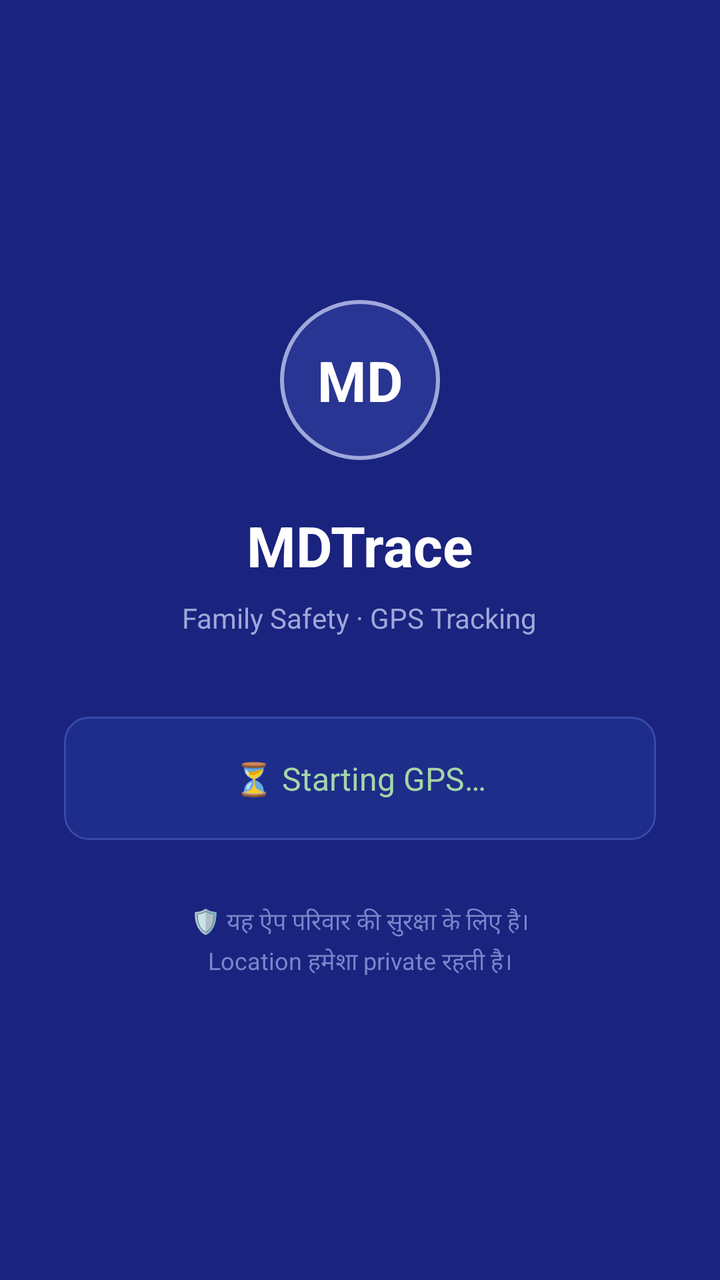
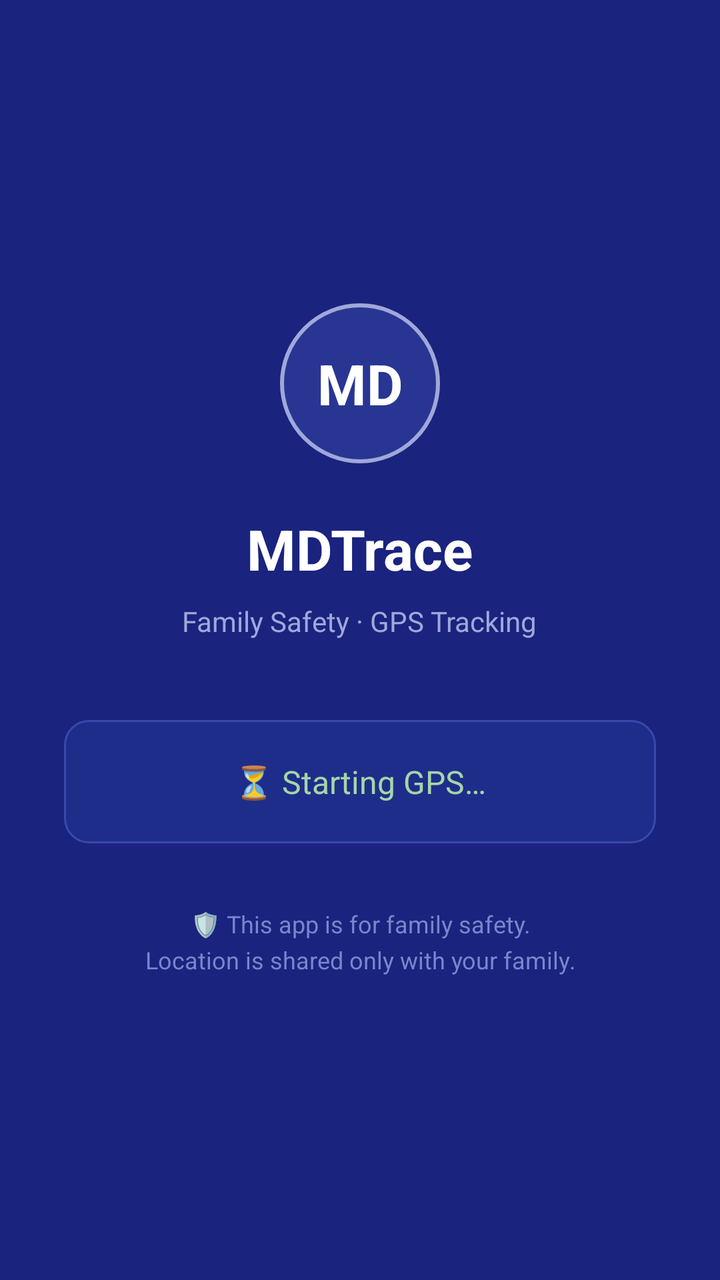

An Android layout rendered at two revisions. The XML below is the earlier revision; the diff shows what the commit changed to produce the second picture.
<!-- AndroidManifest.xml: application theme AppTheme -->
<!-- res/layout/activity_main.xml -->
<?xml version="1.0" encoding="utf-8"?>
<LinearLayout xmlns:android="http://schemas.android.com/apk/res/android"
    android:layout_width="match_parent"
    android:layout_height="match_parent"
    android:orientation="vertical"
    android:background="#1a237e"
    android:gravity="center"
    android:padding="32dp">

    <TextView
        android:text="MD"
        android:layout_width="80dp"
        android:layout_height="80dp"
        android:gravity="center"
        android:textColor="#FFFFFF"
        android:textSize="28sp"
        android:textStyle="bold"
        android:background="@drawable/circle_bg"
        android:layout_marginBottom="24dp"/>

    <TextView
        android:text="MDTrace"
        android:layout_width="wrap_content"
        android:layout_height="wrap_content"
        android:textColor="#FFFFFF"
        android:textSize="28sp"
        android:textStyle="bold"
        android:layout_marginBottom="8dp"/>

    <TextView
        android:text="Family Safety · GPS Tracking"
        android:layout_width="wrap_content"
        android:layout_height="wrap_content"
        android:textColor="#9fa8da"
        android:textSize="14sp"
        android:layout_marginBottom="40dp"/>

    <TextView
        android:id="@+id/tv_main_status"
        android:layout_width="match_parent"
        android:layout_height="wrap_content"
        android:text="⏳ Starting GPS…"
        android:textColor="#a5d6a7"
        android:textSize="16sp"
        android:gravity="center"
        android:lineSpacingExtra="8dp"
        android:background="@drawable/status_bg"
        android:padding="20dp"/>

    <TextView
        android:layout_width="match_parent"
        android:layout_height="wrap_content"
        android:text="🛡️ यह ऐप परिवार की सुरक्षा के लिए है।\nLocation हमेशा private रहती है।"
        android:textColor="#7986cb"
        android:textSize="12sp"
        android:gravity="center"
        android:layout_marginTop="32dp"
        android:lineSpacingExtra="4dp"/>

</LinearLayout>
<!-- resources referenced by this layout -->
<resources>
  <!-- drawable circle_bg (drawable) -->
  <?xml version="1.0" encoding="utf-8"?>
  <shape xmlns:android="http://schemas.android.com/apk/res/android" android:shape="oval">
      <solid android:color="#283593"/>
      <stroke android:width="2dp" android:color="#9fa8da"/>
  </shape>
  <!-- drawable status_bg (drawable) -->
  <?xml version="1.0" encoding="utf-8"?>
  <shape xmlns:android="http://schemas.android.com/apk/res/android">
      <solid android:color="#1e2d8a"/>
      <corners android:radius="12dp"/>
      <stroke android:width="1dp" android:color="#3949ab"/>
  </shape>
  <style name="AppTheme" parent="Theme.AppCompat.Light.NoActionBar">
          <item name="colorPrimary">#1a237e</item>
          <item name="colorPrimaryDark">#0d1b6e</item>
          <item name="colorAccent">#7986cb</item>
      </style>
</resources>

<!-- the commit's change to res/layout/activity_main.xml (unified diff, before → after) -->
@@ -28,7 +28,7 @@
         android:layout_marginBottom="8dp"/>
 
     <TextView
-        android:text="Family Safety · GPS Tracking"
+        android:text="@string/main_subtitle"
         android:layout_width="wrap_content"
         android:layout_height="wrap_content"
         android:textColor="#9fa8da"
@@ -39,7 +39,7 @@
         android:id="@+id/tv_main_status"
         android:layout_width="match_parent"
         android:layout_height="wrap_content"
-        android:text="⏳ Starting GPS…"
+        android:text="@string/main_starting"
         android:textColor="#a5d6a7"
         android:textSize="16sp"
         android:gravity="center"
@@ -50,7 +50,7 @@
     <TextView
         android:layout_width="match_parent"
         android:layout_height="wrap_content"
-        android:text="🛡️ यह ऐप परिवार की सुरक्षा के लिए है।\nLocation हमेशा private रहती है।"
+        android:text="@string/main_footer"
         android:textColor="#7986cb"
         android:textSize="12sp"
         android:gravity="center"
<!-- resource entries referenced after the edit -->
@@ -13,6 +13,9 @@
       <corners android:radius="12dp"/>
       <stroke android:width="1dp" android:color="#3949ab"/>
   </shape>
+  <string name="main_footer">🛡️ This app is for family safety.\nLocation is shared only with your family.</string>
+  <string name="main_starting">⏳ Starting GPS…</string>
+  <string name="main_subtitle">Family Safety · GPS Tracking</string>
   <style name="AppTheme" parent="Theme.AppCompat.Light.NoActionBar">
           <item name="colorPrimary">#1a237e</item>
           <item name="colorPrimaryDark">#0d1b6e</item>
